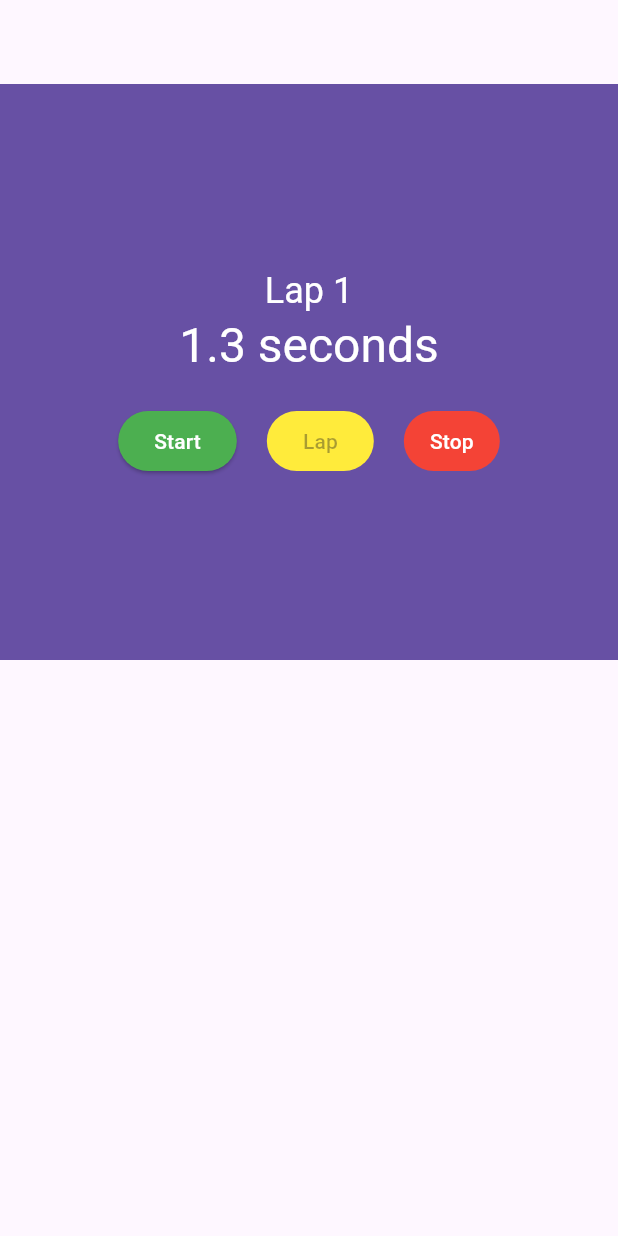
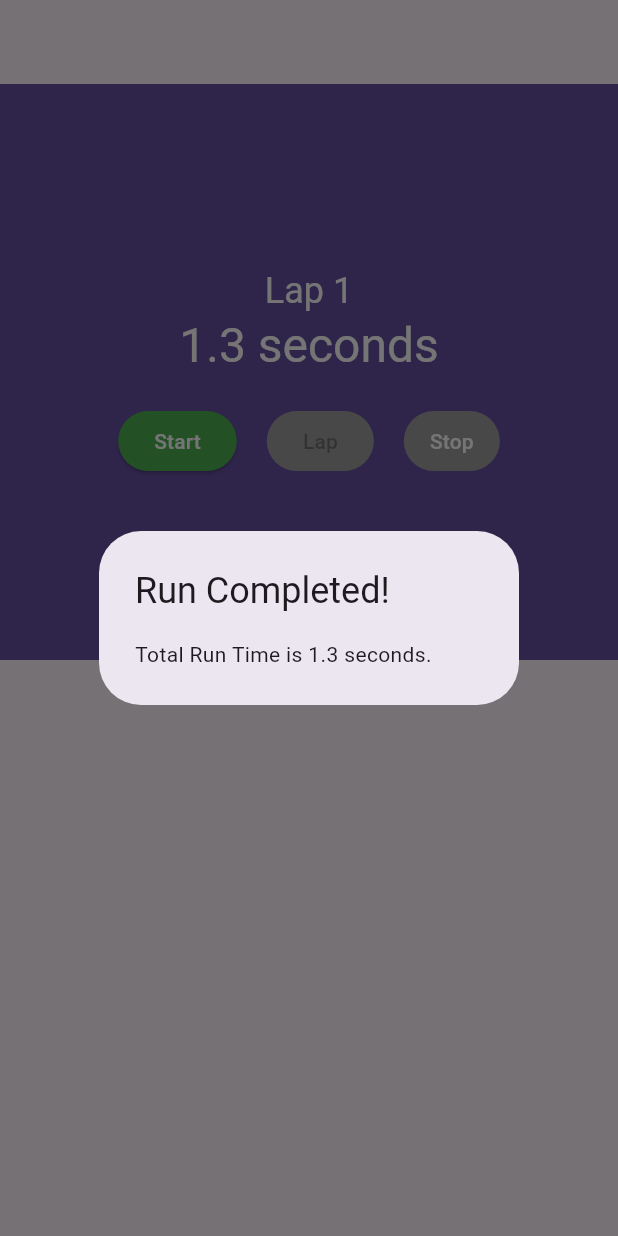
Before and after one commit to reddvid/flutter_cookbook, a Flutter app: the StopWatch screen opened directly with empty values, after a tap on "Start", after a tap on "Stop", on a phone screen of 412 x 824 dp. Run offline on Flutter 3.47's test engine with Material 3 defaults, Android fonts, the phone set to English and light mode, and no system bars; our stand-ins replace google_fonts.

Commit message:
add alert dialog ch6

```diff
--- /dev/null
+++ b/stopwatch/lib/platform_alert.dart
@@ -0,0 +1,46 @@
+import 'package:flutter/cupertino.dart';
+import 'package:flutter/material.dart';
+
+class PlatformAlert {
+  final String title;
+  final String message;
+
+  const PlatformAlert({required this.title, required this.message});
+
+  void show(BuildContext context) {
+    final platform = Theme.of(context).platform;
+
+    if (platform == TargetPlatform.iOS) {
+      _buildCupertinoAlert(context);
+    } else {
+      _buildMaterialAlert(context);
+    }
+  }
+
+  void _buildMaterialAlert(BuildContext context) {
+    showDialog(
+      context: context,
+      builder: (context) {
+        return AlertDialog(title: Text(title), content: Text(message));
+      },
+    );
+  }
+
+  void _buildCupertinoAlert(BuildContext context) {
+    showCupertinoDialog(
+      context: context,
+      builder: (context) {
+        return CupertinoAlertDialog(
+          title: Text(title),
+          content: Text(message),
+          actions: [
+            CupertinoButton(
+              child: const Text('Close'),
+              onPressed: () => Navigator.of(context).pop(),
+            ),
+          ],
+        );
+      },
+    );
+  }
+}
--- a/stopwatch/lib/stopwatch.dart
+++ b/stopwatch/lib/stopwatch.dart
@@ -1,6 +1,7 @@
 import 'dart:async';
 
 import 'package:flutter/material.dart';
+import 'package:stopwatch/platform_alert.dart';
 
 class StopWatch extends StatefulWidget {
   final String name;
@@ -55,6 +56,14 @@ class _StopWatchState extends State<StopWatch> {
     setState(() {
       isTicking = false;
     });
+
+    // Show alert dialog for total elapsed time
+    final totalRuntime = laps.fold(milliseconds, (total, lap) => total + lap);
+    final alert = PlatformAlert(
+      title: 'Run Completed!',
+      message: 'Total Run Time is ${_secondsText(totalRuntime)}.',
+    );
+    alert.show(context);
   }
 
   Widget _buildLapDisplay() {
@@ -132,7 +141,9 @@ class _StopWatchState extends State<StopWatch> {
       children: [
         ElevatedButton(
           style: ButtonStyle(
-            backgroundColor: WidgetStateProperty.all<Color>(Colors.green),
+            backgroundColor: WidgetStateProperty.all<Color>(
+              isTicking ? Colors.grey : Colors.green,
+            ),
             foregroundColor: WidgetStateProperty.all<Color>(Colors.white),
           ),
           onPressed: isTicking ? null : _startTimer,
@@ -141,7 +152,9 @@ class _StopWatchState extends State<StopWatch> {
         const SizedBox(width: 20),
         ElevatedButton(
           style: ButtonStyle(
-            backgroundColor: WidgetStateProperty.all(Colors.yellow),
+            backgroundColor: WidgetStateProperty.all<Color>(
+              isTicking ? Colors.yellow : Colors.grey,
+            ),
           ),
           onPressed: isTicking ? _lap : null,
           child: const Text('Lap'),
@@ -150,7 +163,9 @@ class _StopWatchState extends State<StopWatch> {
         TextButton(
           onPressed: isTicking ? _stopTimer : null,
           style: ButtonStyle(
-            backgroundColor: WidgetStateProperty.all<Color>(Colors.red),
+            backgroundColor: WidgetStateProperty.all<Color>(
+              isTicking ? Colors.red : Colors.grey,
+            ),
             foregroundColor: WidgetStateProperty.all<Color>(Colors.white),
           ),
           child: const Text('Stop'),
```
